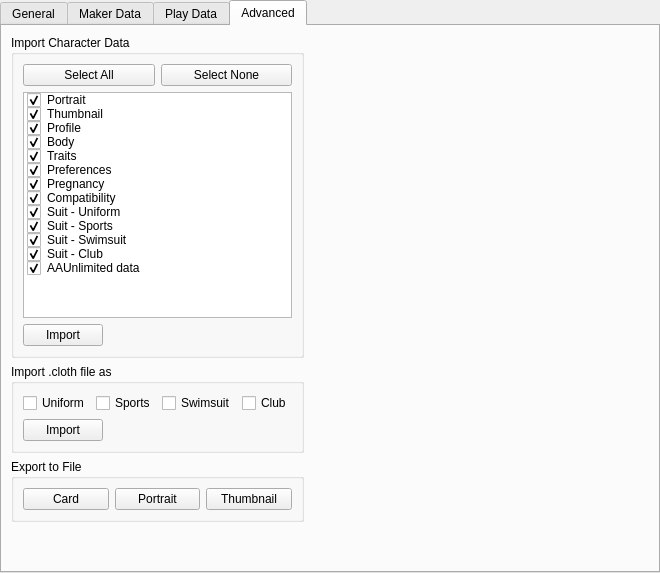
Old version of the form src/ui/cardview.ui in the repository geneishouko/AA2QtEdit.
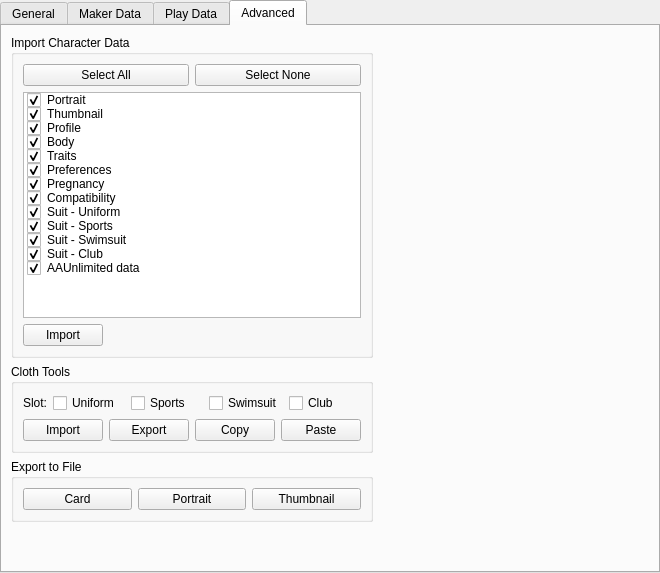
New version of the form. The open tabs and pages were chosen to show the change. Custom widgets are drawn as their Qt base class.

Commit message: copy paste and export clothes

```diff
--- a/src/ui/cardview.ui
+++ b/src/ui/cardview.ui
@@ -399,11 +399,18 @@
       <item>
        <widget class="QGroupBox" name="groupBox_2">
         <property name="title">
-         <string>Import .cloth file as</string>
+         <string>Cloth Tools</string>
         </property>
         <layout class="QVBoxLayout" name="verticalLayout_2">
          <item>
-          <layout class="QHBoxLayout" name="horizontalLayout_3">
+          <layout class="QHBoxLayout" name="horizontalLayout_3" stretch="0,1,1,1,1">
+           <item>
+            <widget class="QLabel" name="label_4">
+             <property name="text">
+              <string>Slot:</string>
+             </property>
+            </widget>
+           </item>
            <item>
             <widget class="QCheckBox" name="checkClothSlot1">
              <property name="text">
@@ -444,17 +451,25 @@
             </widget>
            </item>
            <item>
-            <spacer name="horizontalSpacer_2">
-             <property name="orientation">
-              <enum>Qt::Horizontal</enum>
+            <widget class="QPushButton" name="exportClothButton">
+             <property name="text">
+              <string>Export</string>
              </property>
-             <property name="sizeHint" stdset="0">
-              <size>
-               <width>40</width>
-               <height>20</height>
-              </size>
+            </widget>
+           </item>
+           <item>
+            <widget class="QPushButton" name="copyClothButton">
+             <property name="text">
+              <string>Copy</string>
              </property>
-            </spacer>
+            </widget>
+           </item>
+           <item>
+            <widget class="QPushButton" name="pasteClothButton">
+             <property name="text">
+              <string>Paste</string>
+             </property>
+            </widget>
            </item>
           </layout>
          </item>
```
Left out of the diff: 51 changed lines with no effect on the pictures. The commit also changes 4 other files.
